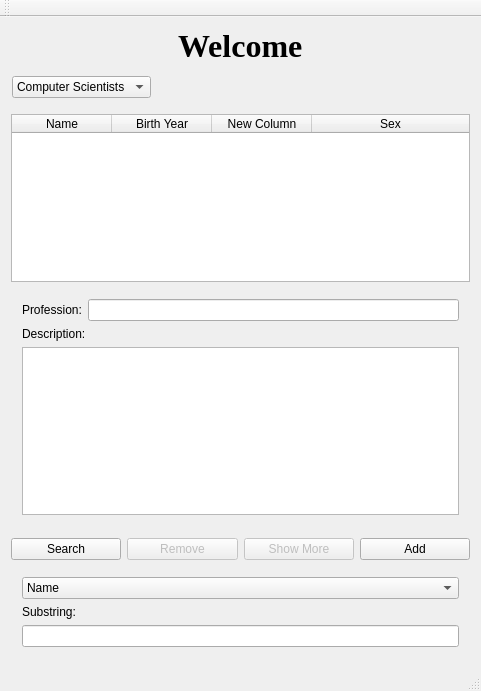
HKH515/VLN56, file mainwindow.ui: the form before one commit.
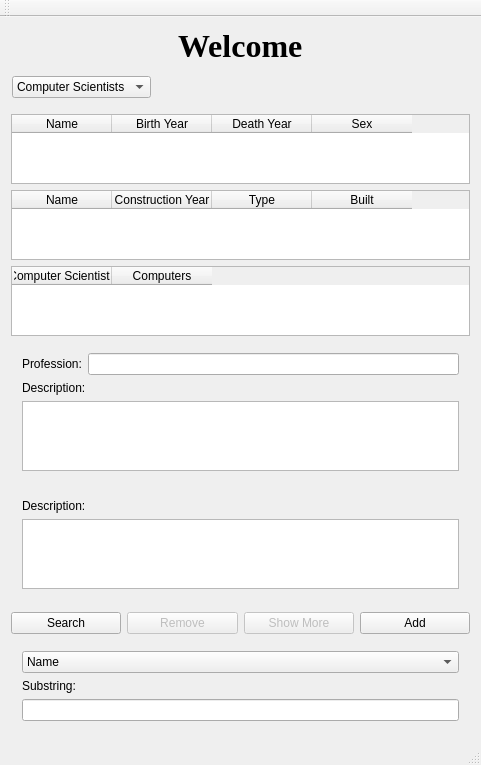
The form after the commit.

```diff
--- a/mainwindow.ui
+++ b/mainwindow.ui
@@ -10,7 +10,7 @@
     <x>0</x>
     <y>0</y>
     <width>481</width>
-    <height>691</height>
+    <height>761</height>
    </rect>
   </property>
   <property name="windowTitle">
@@ -71,13 +71,15 @@
       <property name="topMargin">
        <number>10</number>
       </property>
+     </layout>
+    </item>
       <item>
-       <widget class="QTableWidget" name="table_view">
+     <widget class="QTableWidget" name="table_view_person">
         <property name="sortingEnabled">
          <bool>true</bool>
         </property>
         <attribute name="horizontalHeaderStretchLastSection">
-         <bool>true</bool>
+       <bool>false</bool>
         </attribute>
         <column>
          <property name="text">
@@ -91,7 +93,7 @@
         </column>
         <column>
          <property name="text">
-          <string>New Column</string>
+        <string>Death Year</string>
          </property>
         </column>
         <column>
@@ -101,10 +103,46 @@
         </column>
        </widget>
       </item>
-     </layout>
+    <item>
+     <widget class="QTableWidget" name="table_view_computers">
+      <column>
+       <property name="text">
+        <string>Name</string>
+       </property>
+      </column>
+      <column>
+       <property name="text">
+        <string>Construction Year</string>
+       </property>
+      </column>
+      <column>
+       <property name="text">
+        <string>Type</string>
+       </property>
+      </column>
+      <column>
+       <property name="text">
+        <string>Built</string>
+       </property>
+      </column>
+     </widget>
     </item>
     <item>
-     <widget class="QWidget" name="see_more_view" native="true">
+     <widget class="QTableWidget" name="table_view_connections">
+      <column>
+       <property name="text">
+        <string>Computer Scientists</string>
+       </property>
+      </column>
+      <column>
+       <property name="text">
+        <string>Computers</string>
+       </property>
+      </column>
+     </widget>
+    </item>
+    <item>
+     <widget class="QWidget" name="see_more_view_person" native="true">
       <layout class="QVBoxLayout" name="verticalLayout_3">
        <item>
         <layout class="QHBoxLayout" name="horizontalLayout_4">
@@ -127,14 +165,34 @@
         </layout>
        </item>
        <item>
-        <widget class="QLabel" name="description">
+        <widget class="QLabel" name="description_person">
          <property name="text">
           <string>Description:</string>
          </property>
         </widget>
        </item>
        <item>
-        <widget class="QTextEdit" name="description_output"/>
+        <widget class="QTextEdit" name="description_output_person"/>
+       </item>
+      </layout>
+     </widget>
+    </item>
+    <item>
+     <widget class="QWidget" name="see_more_view_computer" native="true">
+      <layout class="QVBoxLayout" name="verticalLayout_6">
+       <item>
+        <widget class="QLabel" name="description_computer">
+         <property name="text">
+          <string>Description:</string>
+         </property>
+        </widget>
+       </item>
+       <item>
+        <widget class="QTextEdit" name="description_output_computer">
+         <property name="enabled">
+          <bool>true</bool>
+         </property>
+        </widget>
        </item>
       </layout>
      </widget>
```
Lines whose indentation alone changed are shown as unchanged.
